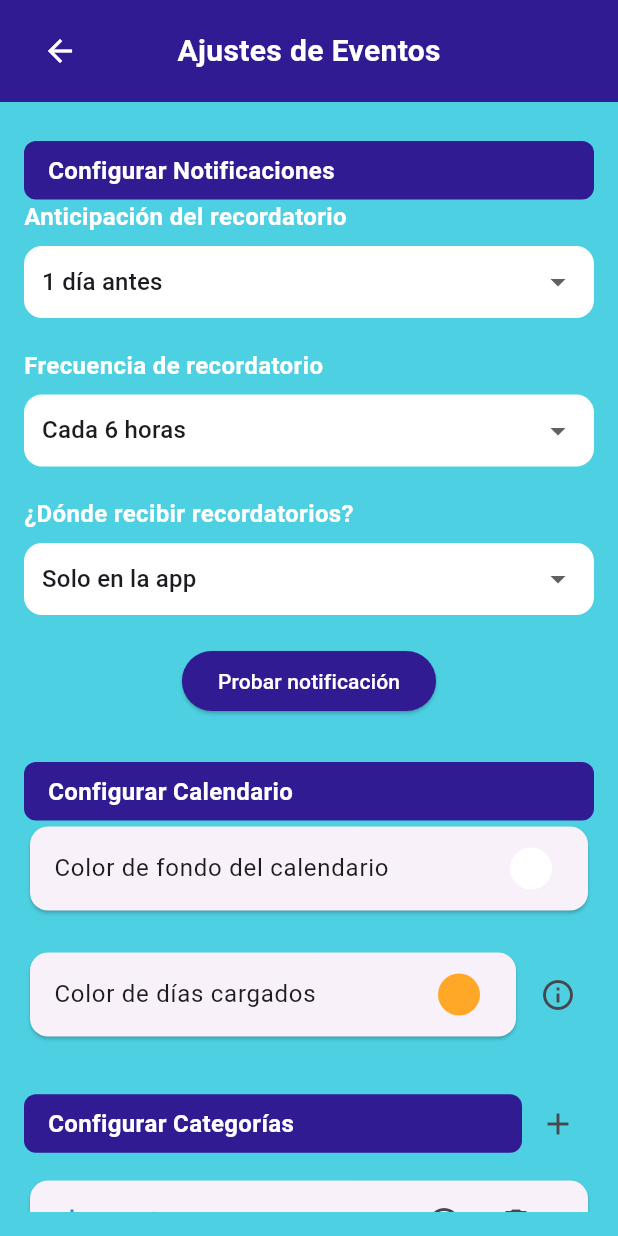
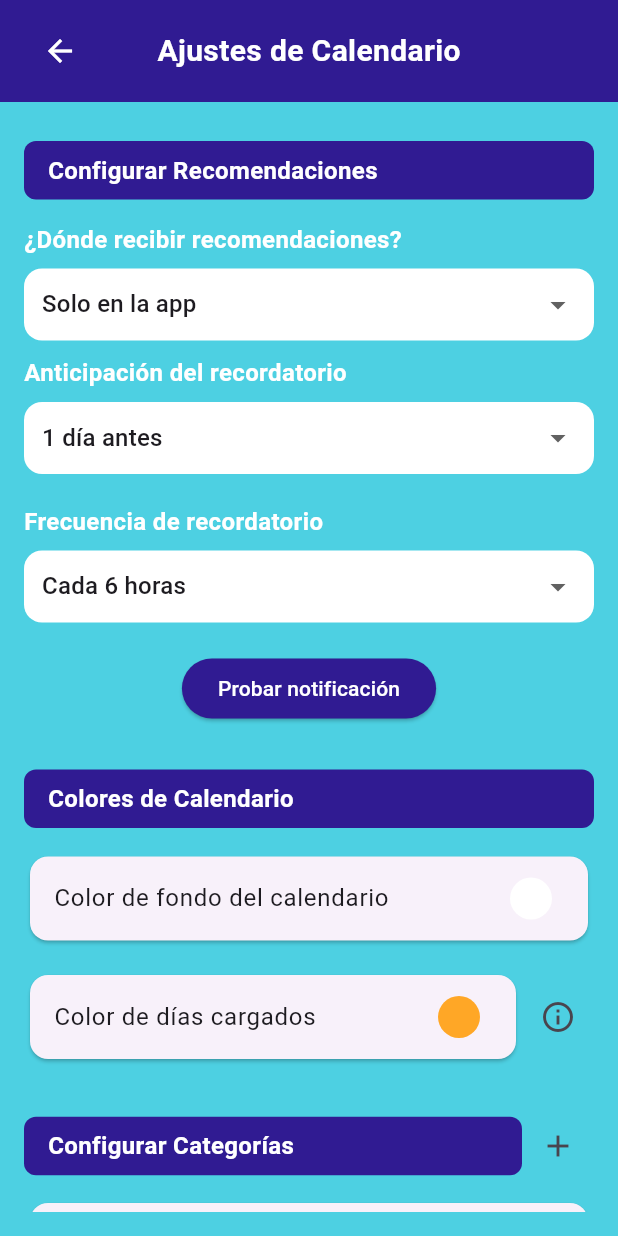
Before and after one commit to SebasAlb/AnimaCare_Front, a Flutter app: the EditNotificationsScreen screen opened by its route, on a phone screen of 412 x 824 dp. Run offline on Flutter 3.47's test engine with Material 3 defaults, Android fonts, the phone set to English and light mode, and no system bars; our stand-ins replace flutter_colorpicker, geolocator, get, google_maps_flutter, table_calendar; network calls fail.

Commit message:
Update edit_notifications_screen.dart

```diff
--- a/lib/presentation/screens/edit_notifications/edit_notifications_screen.dart
+++ b/lib/presentation/screens/edit_notifications/edit_notifications_screen.dart
@@ -25,12 +25,12 @@ class EditNotificationsScreen extends StatelessWidget {
                   padding: const EdgeInsets.all(16),
                   child: ListView(
                     children: [
-                      _buildSectionLabel('Configurar Notificaciones'),
+                      _buildSectionLabel('Configurar Recomendaciones'),
                       _buildDropdowns(controller),
                       const SizedBox(height: 20),
                       _buildProbarNotificacionButton(),
                       const SizedBox(height: 30),
-                      _buildSectionLabel('Configurar Calendario'),
+                      _buildSectionLabel('Colores de Calendario'),
                       _buildCalendarioColors(context, controller),
                       const SizedBox(height: 30),
                       _buildCategoriasSection(context, controller),
@@ -62,7 +62,7 @@ class EditNotificationsScreen extends StatelessWidget {
             },
           ),
           const Text(
-            'Ajustes de Eventos',
+            'Ajustes de Calendario',
             style: TextStyle(
               fontWeight: FontWeight.bold,
               fontSize: 20,
@@ -96,29 +96,44 @@ class EditNotificationsScreen extends StatelessWidget {
   Widget _buildDropdowns(EditNotificationsController controller) {
     return Column(
       children: [
+        const SizedBox(height: 15),
+        // 🔥 Primero "¿Dónde recibir recordatorios?"
         Obx(() => _buildDropdown(
-          label: 'Anticipación del recordatorio',
-          value: controller.anticipacion.value,
-          items: ['1 día antes', '2 días antes', '3 días antes'],
-          onChanged: (v) => controller.anticipacion.value = v!,
-        )),
-        const SizedBox(height: 20),
-        Obx(() => _buildDropdown(
-          label: 'Frecuencia de recordatorio',
-          value: controller.frecuencia.value,
-          items: ['Cada 6 horas', 'Cada 12 horas', 'Cada 24 horas'],
-          onChanged: (v) => controller.frecuencia.value = v!,
-        )),
-        const SizedBox(height: 20),
-        Obx(() => _buildDropdown(
-          label: '¿Dónde recibir recordatorios?',
+          label: '¿Dónde recibir recomendaciones?',
           value: controller.recibirRecomendaciones.value,
           items: ['Solo en la app', 'Solo en el celular', 'En app y celular', 'No recibir'],
           onChanged: (v) => controller.recibirRecomendaciones.value = v!,
         )),
+        const SizedBox(height: 10),
+
+        // 🔥 Solo si NO elige "No recibir", mostramos los otros dos campos
+        Obx(() {
+          if (controller.recibirRecomendaciones.value == 'No recibir') {
+            return const SizedBox.shrink();
+          } else {
+            return Column(
+              children: [
+                _buildDropdown(
+                  label: 'Anticipación del recordatorio',
+                  value: controller.anticipacion.value,
+                  items: ['1 día antes', '2 días antes', '3 días antes'],
+                  onChanged: (v) => controller.anticipacion.value = v!,
+                ),
+                const SizedBox(height: 20),
+                _buildDropdown(
+                  label: 'Frecuencia de recordatorio',
+                  value: controller.frecuencia.value,
+                  items: ['Cada 6 horas', 'Cada 12 horas', 'Cada 24 horas'],
+                  onChanged: (v) => controller.frecuencia.value = v!,
+                ),
+              ],
+            );
+          }
+        }),
       ],
     );
   }
+
 
   Widget _buildDropdown({
     required String label,
@@ -180,6 +195,7 @@ class EditNotificationsScreen extends StatelessWidget {
   Widget _buildCalendarioColors(BuildContext context, EditNotificationsController controller) {
     return Column(
       children: [
+        const SizedBox(height: 15),
         _buildColorTile(
           context: context,
           label: 'Color de fondo del calendario',
@@ -188,7 +204,7 @@ class EditNotificationsScreen extends StatelessWidget {
             _mostrarColorPicker(context, (color) => controller.colorCalendario.value = color);
           },
         ),
-        const SizedBox(height: 20),
+        const SizedBox(height: 15),
         Row(
           children: [
             Expanded(
```
